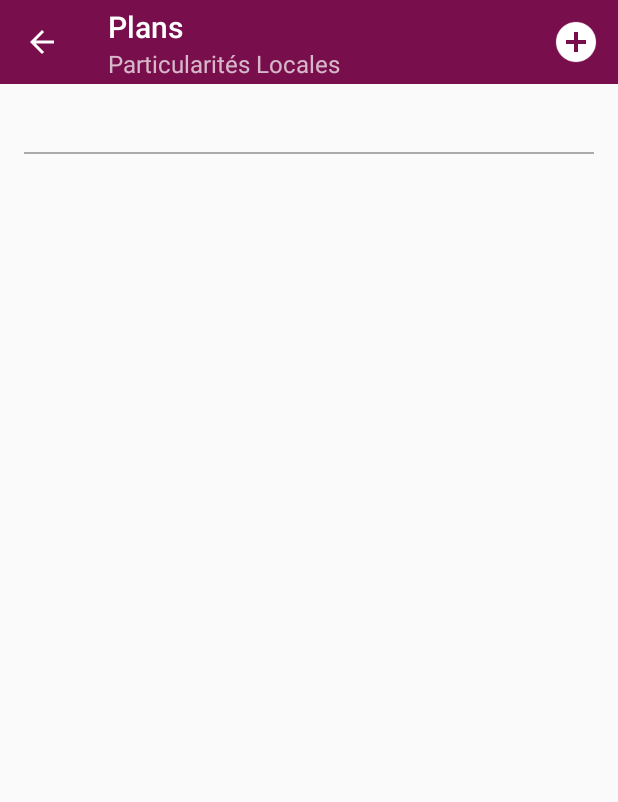
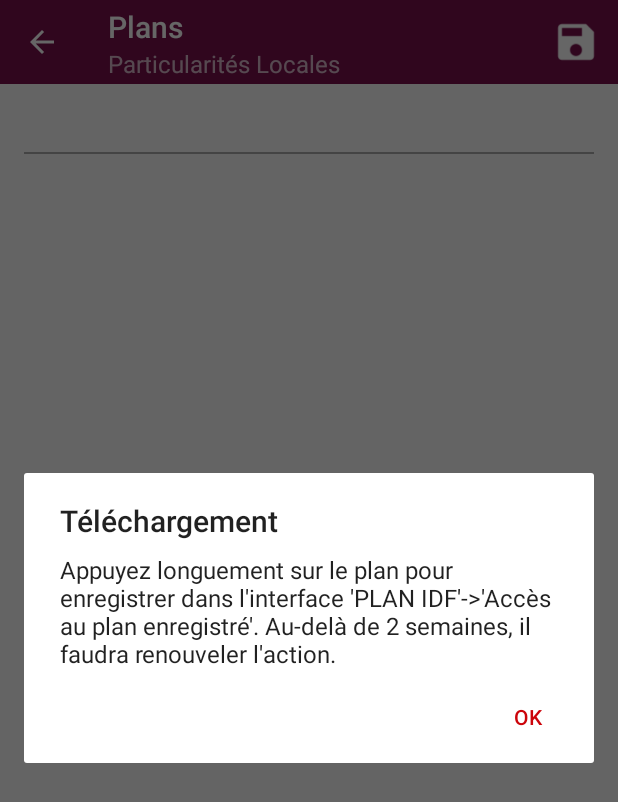
Before and after one commit to Rahghul/Infralog, an Android app: the ActPlan screen opened directly, with no data from a screen before it, after a tap on "Ajouter", on a phone screen of 412 x 824 dp. Shown: the top 802 px of the screen. Run offline under Robolectric (Android 15) with nearby library versions, the phone set to English and light mode, and no system bars; libraries missing offline, so code that uses them is left out: dmax.dialog; 3 statements that could not run were skipped.

Commit message:
VERSION 5.2 -	- L'icone "enregistrement" a été modifié -	- Correction bug, rotation écran dans "Plan IDF RATP" -	- Affichage des infos "Suppression" et "Enregistrement" en mode fenêtre séparée.

```diff
--- a/app/src/main/java/com/sncf/itif/Services/Plan/ActPlan.java
+++ b/app/src/main/java/com/sncf/itif/Services/Plan/ActPlan.java
@@ -2,6 +2,7 @@ package com.sncf.itif.Services.Plan;
 
 import android.app.AlertDialog;
 import android.content.Context;
+import android.content.DialogInterface;
 import android.content.Intent;
 import android.graphics.Bitmap;
 import android.graphics.BitmapFactory;
@@ -90,7 +91,19 @@ public class ActPlan extends AppCompatActivity implements ServiceCallBack {
     public boolean onOptionsItemSelected(MenuItem item) {
         int id = item.getItemId();
         if (id == R.id.action_input) {
-            Toast.makeText(mContext, "Appuyez longuement sur le plan pour enregistrer. Il sera accessible pour une période de 2 semaines uniquement dans l'interface 'PLAN IDF'->'Accès au plan enregistré'. Au-delà, il faudra renouveler l'action.", Toast.LENGTH_LONG).show();
+
+//            Toast.makeText(mContext, "Appuyez longuement sur le plan pour enregistrer. Il sera accessible pour une période de 2 semaines uniquement dans l'interface 'PLAN IDF'->'Accès au plan enregistré'. Au-delà, il faudra renouveler l'action.", Toast.LENGTH_LONG).show();
+
+            android.support.v7.app.AlertDialog.Builder alertDialog = new android.support.v7.app.AlertDialog.Builder(mContext);
+            alertDialog.setTitle("Téléchargement");
+            alertDialog.setMessage("Appuyez longuement sur le plan pour enregistrer dans l'interface 'PLAN IDF'->'Accès au plan enregistré'. Au-delà de 2 semaines, il faudra renouveler l'action.");
+            alertDialog.setPositiveButton("OK", new DialogInterface.OnClickListener() {
+                public void onClick(DialogInterface dialog, int which) {
+                    dialog.cancel();
+                }
+            });
+            alertDialog.show();
+
             return true;
         }
         switch (item.getItemId()) {
--- a/app/src/main/java/com/sncf/itif/Services/PlanIDF/ServicePlanIDF.java
+++ b/app/src/main/java/com/sncf/itif/Services/PlanIDF/ServicePlanIDF.java
@@ -25,10 +25,10 @@ public class ServicePlanIDF {
     private String service;
     private int result;
 
-    public ServicePlanIDF(ServiceCallBack callBack, Context context, String service) {
+    public ServicePlanIDF(ServiceCallBack callBack, Context context, String service, AlertDialog mDialog) {
         this.callBack = callBack;
         this.service = service;
-        this.dialog = new SpotsDialog(context, R.style.Custom);
+        this.dialog = mDialog;
     }
 
     public void enquiry(final String endpoint){
@@ -58,7 +58,7 @@ public class ServicePlanIDF {
 
             @Override
             protected void onPostExecute(DiversImage plan) {
-                if (dialog.isShowing()) {
+                if (dialog != null && dialog.isShowing()) {
                     dialog.dismiss();
                 }
                 try {
--- a/app/src/main/res/menu/menu_plan.xml
+++ b/app/src/main/res/menu/menu_plan.xml
@@ -3,7 +3,7 @@
     xmlns:app="http://schemas.android.com/apk/res-auto">
 
     <item android:id="@+id/action_input"
-        android:icon="@drawable/ic_add_circle_white_24dp"
+        android:icon="@drawable/ic_save_white_18dp"
         android:title="@string/act_plan_menu_action_input"
         app:showAsAction="always"/>  //set showAsAction always
     //and this should be the only menu item with show as action always
```
Also changed, not shown: app/src/main/java/com/sncf/itif/Services/PlanIDF/ActRatpPlan.java (+15 -1 lines), app/src/main/java/com/sncf/itif/Services/PlanIDF/Telechargement/ActTelechargement.java (+13 -1 lines), app/src/main/res/drawable/ic_save_white_18dp.png (added).
